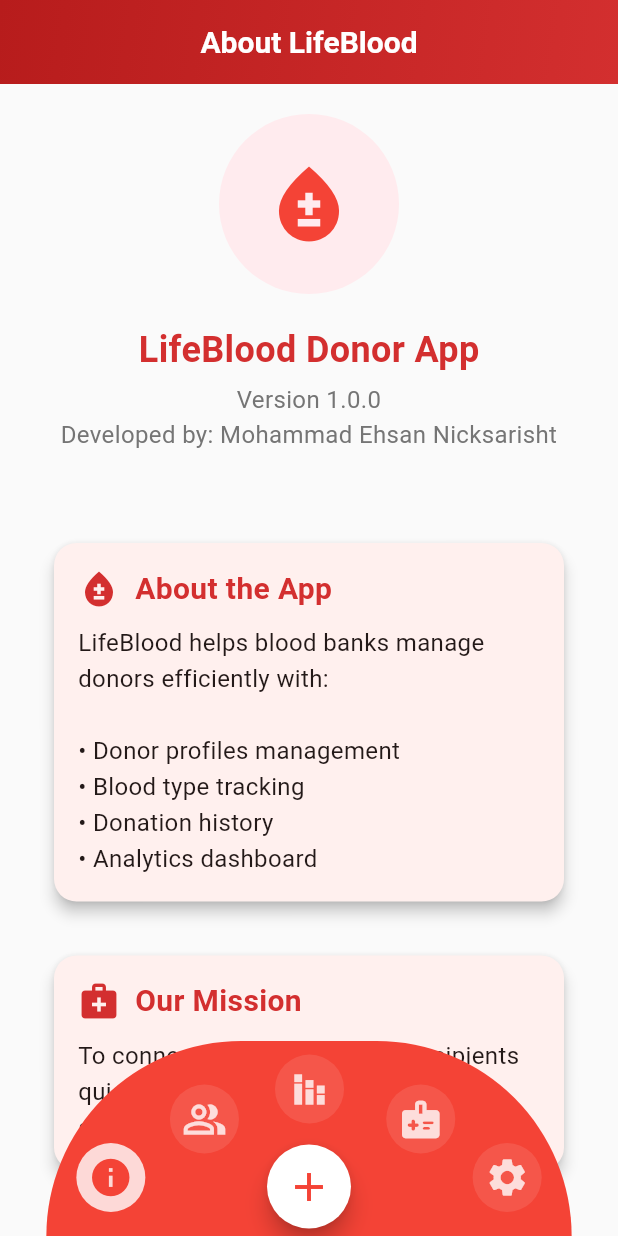
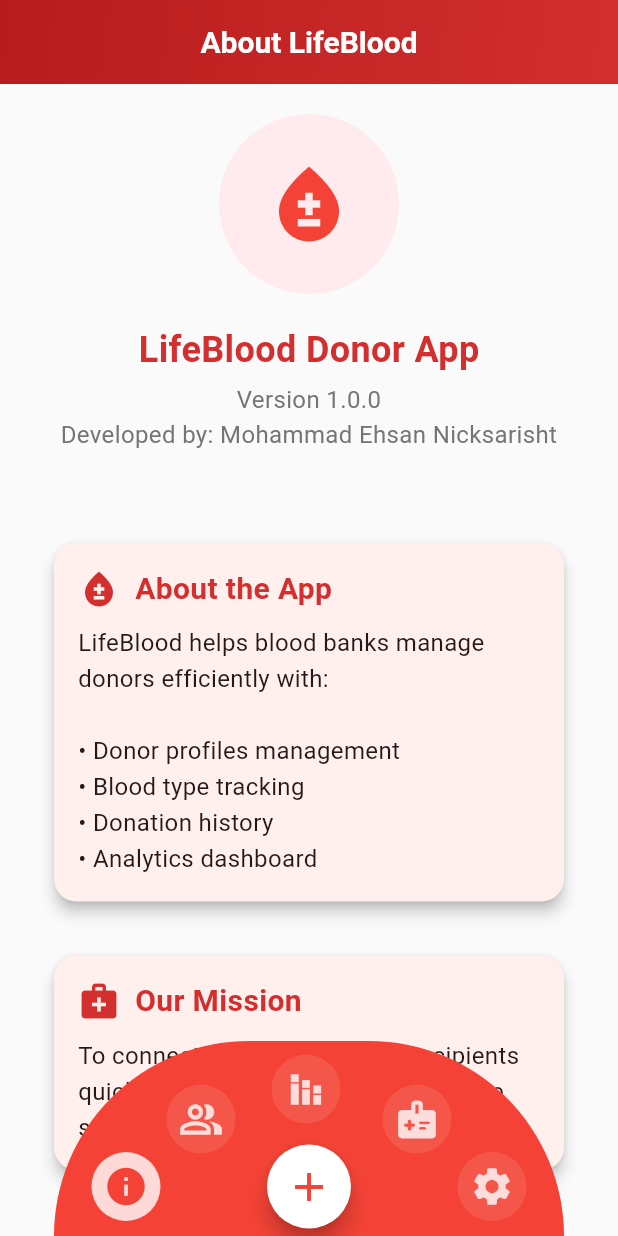
Before and after one commit to Ehsan2022/blood-tracker, a Flutter app: the screen it shows after launch, after a tap on the "info" icon, on a phone screen of 412 x 824 dp. Run offline on Flutter 3.47's test engine with Material 3 defaults, Android fonts, the phone set to English and light mode, and no system bars; our stand-ins replace device_preview, liquid_pull_to_refresh, share_plus; network calls fail.

```diff
--- a/front/lib/main.dart
+++ b/front/lib/main.dart
@@ -110,7 +110,7 @@ Widget build(BuildContext context) {
     children: [
       // The red bottom navigation bar
       Container(
-        width: MediaQuery.of(context).size.width * 0.85, // Slightly wider to accommodate 5 icons
+        width: 340,
         height: 130,
         decoration: BoxDecoration(
           borderRadius: const BorderRadius.only(
@@ -123,32 +123,32 @@ Widget build(BuildContext context) {
           children: [
             // About Screen (leftmost)
             Positioned(
-              left: 20,
-              bottom: 16,
+              left: 25,
+              bottom: 10,
               child: _buildNavItem(Icons.info, 2),
             ),
              // Donor List (center)
             Positioned(
-              left: MediaQuery.of(context).size.width * 0.20,
+              left: 75,
               bottom: 55,
               child: _buildNavItem(Icons.people_alt_outlined, 0),
             ),
                  // Stats Screen (right-center)
             Positioned(
-              left: MediaQuery.of(context).size.width * 0.37,
+              left:145,
               bottom: 75,
               child: _buildNavItem(Icons.stacked_bar_chart, 1),
             ),
             // Donor Info (rightmost)
             Positioned(
-              left: MediaQuery.of(context).size.width * 0.55,
+              right: 75,
               bottom: 55,
               child: _buildNavItem(Icons.medical_information_rounded, 3),
             ),
             // Settings (left-center)
             Positioned(
-              right: 20,
-              bottom: 16,
+              right: 25,
+              bottom: 10,
               child: _buildNavItem(Icons.settings, 4),
             ),
           ],
--- a/front/lib/screens/settings.dart
+++ b/front/lib/screens/settings.dart
@@ -34,13 +34,13 @@ class _SettingsScreenState extends State<SettingsScreen> {
         children: [
           _buildSettingItem(
             icon: Icons.share,
-            title: _isEnglish ? 'Share App' : 'اپلیکیشن شریک کړئ',
+            title: _isEnglish ? 'Share App' : 'اپلیکیشن را شریک کنید',
             onTap: _shareApp,
           ),
           _buildDivider(),
           _buildSettingItem(
             icon: Icons.brightness_6,
-            title: _isEnglish ? 'Dark Mode' : 'تاریخ حالت',
+            title: _isEnglish ? 'Dark Mode' : 'حالت تاریک',
             trailing: Switch(
               value: _isDarkMode,
               onChanged: (value) {
@@ -55,7 +55,7 @@ class _SettingsScreenState extends State<SettingsScreen> {
           _buildDivider(),
           _buildSettingItem(
             icon: Icons.language,
-            title: _isEnglish ? 'Language (English/پښتو)' : 'ژبه (English/پښتو)',
+            title: _isEnglish ? 'Language (English/فارسی)' : 'زبان (English/پښتو)',
             trailing: Switch(
               value: _isEnglish,
               onChanged: (value) {
@@ -70,7 +70,7 @@ class _SettingsScreenState extends State<SettingsScreen> {
           _buildDivider(),
           _buildSettingItem(
             icon: Icons.exit_to_app,
-            title: _isEnglish ? 'Exit App' : 'اپلیکیشن بند کړئ',
+            title: _isEnglish ? 'Exit App' : 'خروج از اپلیکیشن',
             onTap: _exitApp,
           ),
         ],
--- a/front/pubspec.yaml
+++ b/front/pubspec.yaml
@@ -31,13 +31,15 @@ dependencies:
   flutter:
     sdk: flutter
 
-  # The following adds the Cupertino Icons font to your application.
-  # Use with the CupertinoIcons class for iOS style icons.
+  flutter_localizations:
+    sdk: flutter
+  intl: ^0.19.0
   cupertino_icons: ^1.0.8
   http: ^1.4.0
   liquid_pull_to_refresh: ^3.0.0
   device_preview: ^1.2.0
   share_plus: ^11.0.0
+
 
 
 dev_dependencies:
```
Also changed, not shown: front/lib/l10n/arb/app_en.arb (added, +73 -0 lines), front/lib/l10n/arb/app_fa.arb (added, +73 -0 lines), front/lib/l10n/l10n.dart (added), front/pubspec.lock.
